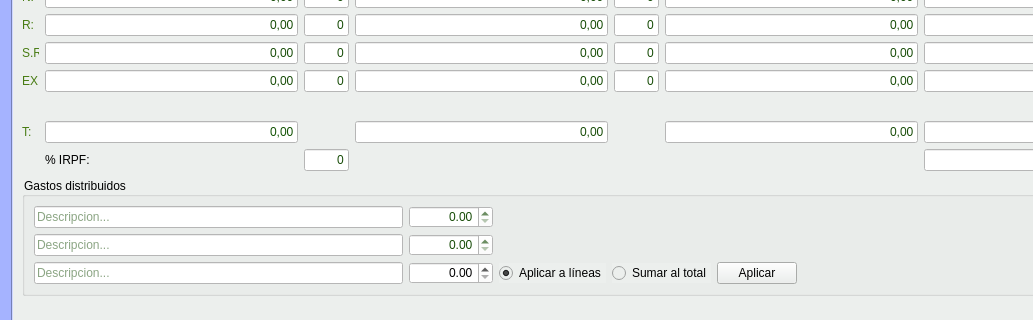
Above: Zona_Ventas/frmfacturas.ui from arcnexus/RedFoX before the change; both pictures show x 0 to 1033 and y 136 to 456 of the 1199 by 639 pixel window. Below: the same form after it.
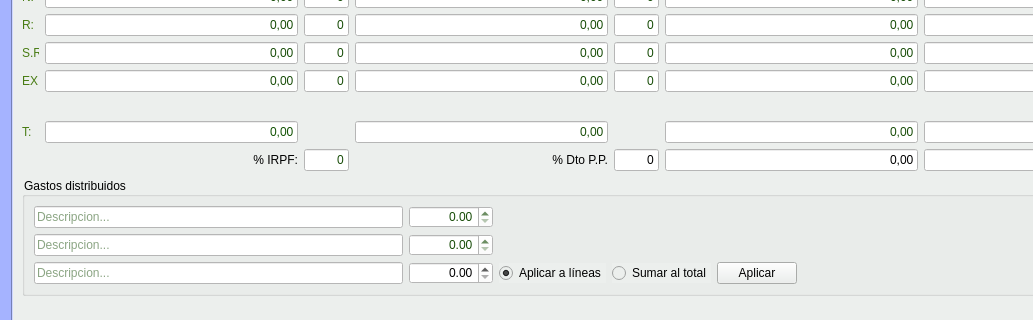
That is the form after the change. The open tabs and pages were chosen to show the change. Icons and pictures are not drawn.

```diff
--- a/Zona_Ventas/frmfacturas.ui
+++ b/Zona_Ventas/frmfacturas.ui
@@ -1667,6 +1667,9 @@
            <property name="text">
             <string>% IRPF:</string>
            </property>
+           <property name="alignment">
+            <set>Qt::AlignRight|Qt::AlignTrailing|Qt::AlignVCenter</set>
+           </property>
           </widget>
          </item>
          <item row="7" column="2">
@@ -1738,6 +1741,48 @@
            </property>
           </spacer>
          </item>
+         <item row="7" column="3">
+          <widget class="QLabel" name="label_32">
+           <property name="text">
+            <string>% Dto P.P.</string>
+           </property>
+           <property name="alignment">
+            <set>Qt::AlignRight|Qt::AlignTrailing|Qt::AlignVCenter</set>
+           </property>
+          </widget>
+         </item>
+         <item row="7" column="4">
+          <widget class="QLineEdit" name="txt_porc_dto_pp">
+           <property name="maximumSize">
+            <size>
+             <width>45</width>
+             <height>16777215</height>
+            </size>
+           </property>
+           <property name="styleSheet">
+            <string notr="true">background-color: rgb(255, 255, 255);</string>
+           </property>
+           <property name="text">
+            <string>0</string>
+           </property>
+           <property name="alignment">
+            <set>Qt::AlignRight|Qt::AlignTrailing|Qt::AlignVCenter</set>
+           </property>
+          </widget>
+         </item>
+         <item row="7" column="5">
+          <widget class="QLineEdit" name="txtimporte_dto_pp">
+           <property name="styleSheet">
+            <string notr="true">background-color: rgb(255, 255, 255);</string>
+           </property>
+           <property name="text">
+            <string>0,00</string>
+           </property>
+           <property name="alignment">
+            <set>Qt::AlignRight|Qt::AlignTrailing|Qt::AlignVCenter</set>
+           </property>
+          </widget>
+         </item>
         </layout>
        </item>
        <item>
```
Left out of the diff: 142 changed lines with no effect on the pictures.
